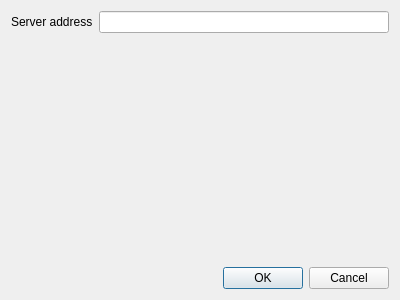
This is brainframe_qt/ui/dialogs/server_configuration/server_configuration.ui in aotuai/brainframe-qt as Qt 5 draws it before an edit. The edited form follows.
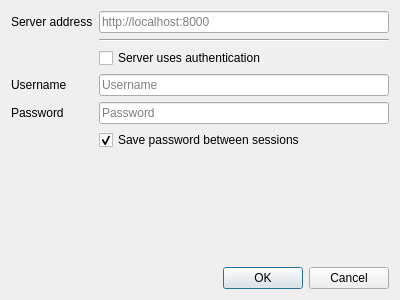
This is the edited form.

Commit message: Server authentication WIP

```diff
--- a/brainframe_qt/ui/dialogs/server_configuration/server_configuration.ui
+++ b/brainframe_qt/ui/dialogs/server_configuration/server_configuration.ui
@@ -15,7 +15,7 @@
   </property>
   <layout class="QVBoxLayout" name="verticalLayout">
    <item>
-    <layout class="QHBoxLayout" name="horizontalLayout">
+    <layout class="QFormLayout" name="formLayout">
      <property name="leftMargin">
       <number>0</number>
      </property>
@@ -28,39 +28,79 @@
      <property name="bottomMargin">
       <number>0</number>
      </property>
-     <item>
+     <item row="0" column="0">
       <widget class="QLabel" name="server_address_label">
-       <property name="sizePolicy">
-        <sizepolicy hsizetype="Preferred" vsizetype="Fixed">
-         <horstretch>0</horstretch>
-         <verstretch>0</verstretch>
-        </sizepolicy>
-       </property>
        <property name="text">
         <string>Server address</string>
        </property>
       </widget>
      </item>
-     <item>
-      <widget class="QLineEdit" name="server_address_line_edit"/>
+     <item row="0" column="1">
+      <widget class="QLineEdit" name="server_address_line_edit">
+       <property name="placeholderText">
+        <string>http://localhost:8000</string>
+       </property>
+      </widget>
+     </item>
+     <item row="1" column="1">
+      <widget class="Line" name="line">
+       <property name="orientation">
+        <enum>Qt::Horizontal</enum>
+       </property>
+      </widget>
+     </item>
+     <item row="2" column="1">
+      <widget class="QCheckBox" name="authentication_checkbox">
+       <property name="text">
+        <string>Server uses authentication</string>
+       </property>
+      </widget>
+     </item>
+     <item row="3" column="0">
+      <widget class="QLabel" name="server_username_label">
+       <property name="text">
+        <string>Username</string>
+       </property>
+      </widget>
+     </item>
+     <item row="3" column="1">
+      <widget class="QLineEdit" name="server_username_line_edit">
+       <property name="placeholderText">
+        <string>Username</string>
+       </property>
+      </widget>
+     </item>
+     <item row="4" column="0">
+      <widget class="QLabel" name="server_password_label">
+       <property name="text">
+        <string>Password</string>
+       </property>
+      </widget>
+     </item>
+     <item row="4" column="1">
+      <widget class="QLineEdit" name="server_password_line_edit">
+       <property name="echoMode">
+        <enum>QLineEdit::PasswordEchoOnEdit</enum>
+       </property>
+       <property name="placeholderText">
+        <string>Password</string>
+       </property>
+      </widget>
+     </item>
+     <item row="5" column="1">
+      <widget class="QCheckBox" name="save_password_checkbox">
+       <property name="text">
+        <string>Save password between sessions</string>
+       </property>
+       <property name="checked">
+        <bool>true</bool>
+       </property>
+      </widget>
      </item>
     </layout>
    </item>
    <item>
-    <spacer name="verticalSpacer">
-     <property name="orientation">
-      <enum>Qt::Vertical</enum>
-     </property>
-     <property name="sizeHint" stdset="0">
-      <size>
-       <width>20</width>
-       <height>207</height>
-      </size>
-     </property>
-    </spacer>
-   </item>
-   <item>
-    <widget class="QDialogButtonBox" name="buttonBox">
+    <widget class="QDialogButtonBox" name="button_box">
      <property name="orientation">
       <enum>Qt::Horizontal</enum>
      </property>
```
Left out of the diff: 4 changed lines with no effect on the pictures. The commit also changes 4 other files.
